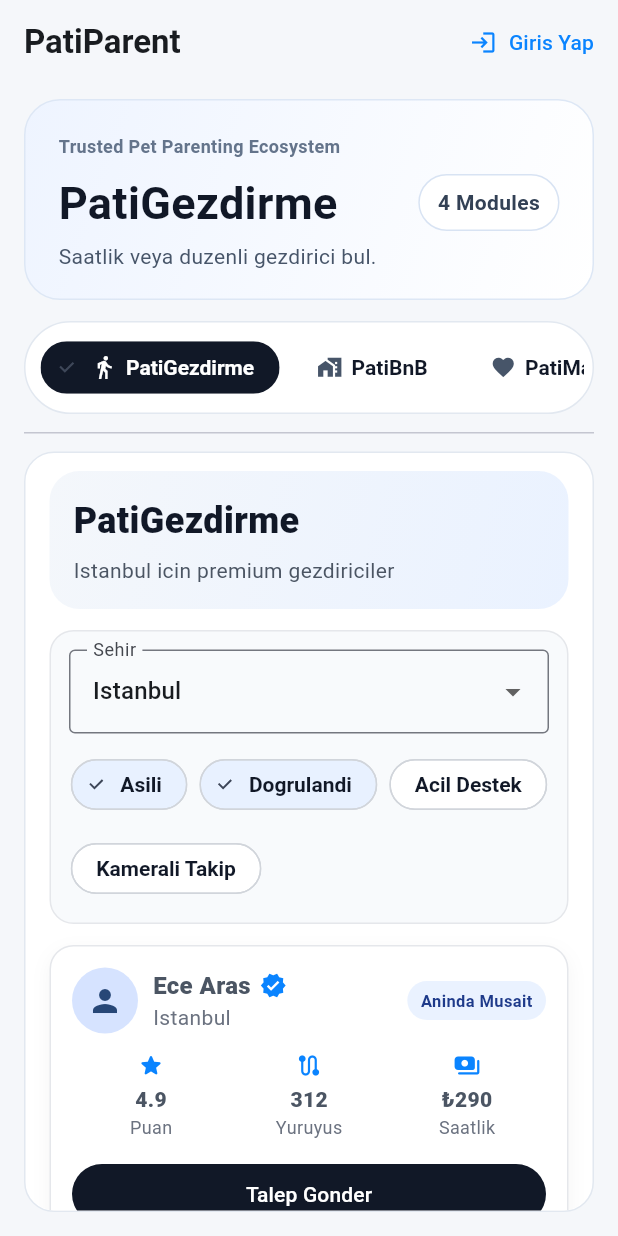
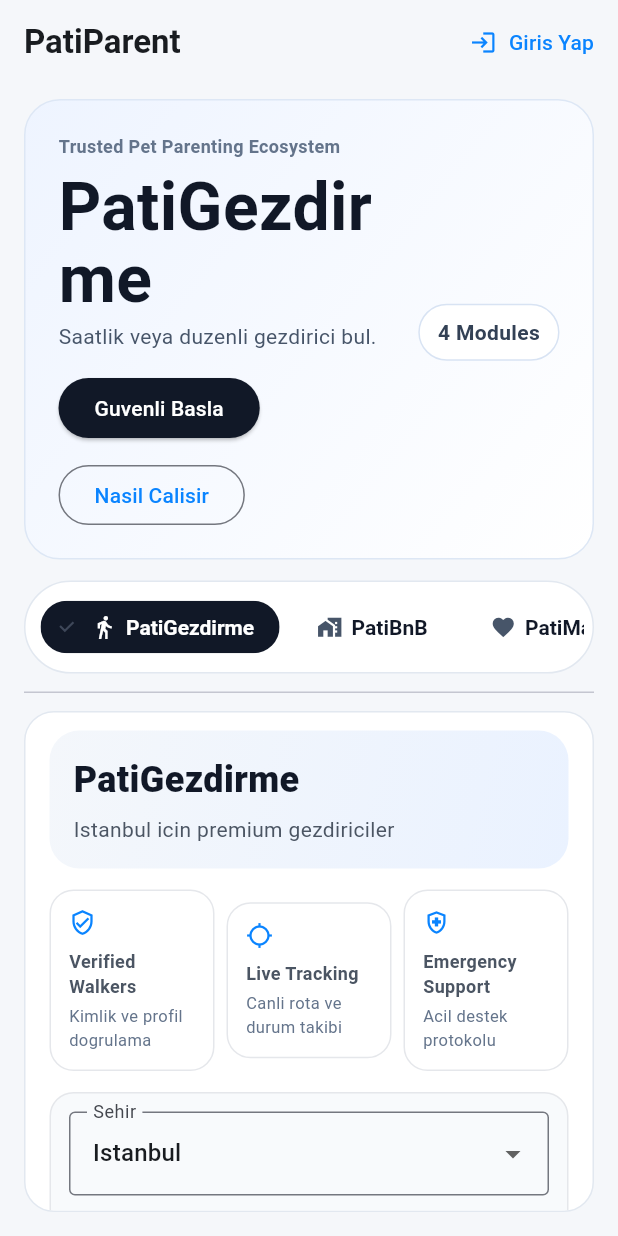
Before and after one commit to berkayemekli/patimatch, a Flutter app: the screen it shows after launch, on a phone screen of 412 x 824 dp. Run offline on Flutter 3.47's test engine with Material 3 defaults, Android fonts, the light colour scheme and no system bars; our stand-ins replace cloud_firestore, file_picker, firebase_auth, firebase_core, firebase_storage, shared_preferences; accounts and stored records are empty.

Commit message:
Add premium hero CTA and trust layer for PatiGezdirme

```diff
--- a/app/lib/main_shell_page.dart
+++ b/app/lib/main_shell_page.dart
@@ -149,10 +149,29 @@ class _MainShellPageState extends State<MainShellPage> {
                             const SizedBox(height: 8),
                             Text(
                               selectedModule.title,
-                              style: const TextStyle(fontSize: 30, fontWeight: FontWeight.w700, color: Color(0xFF111827)),
+                              style: const TextStyle(fontSize: 44, fontWeight: FontWeight.w600, color: Color(0xFF111827), height: 1.08),
                             ),
                             const SizedBox(height: 4),
                             Text(selectedModule.subtitle, style: const TextStyle(color: Color(0xFF475569))),
+                            const SizedBox(height: 14),
+                            Wrap(
+                              spacing: 10,
+                              runSpacing: 10,
+                              children: [
+                                ElevatedButton(
+                                  onPressed: () {},
+                                  style: ElevatedButton.styleFrom(
+                                    backgroundColor: const Color(0xFF111827),
+                                    foregroundColor: Colors.white,
+                                  ),
+                                  child: const Text('Guvenli Basla'),
+                                ),
+                                OutlinedButton(
+                                  onPressed: () {},
+                                  child: const Text('Nasil Calisir'),
+                                ),
+                              ],
+                            ),
                           ],
                         ),
                       ),
--- a/app/lib/pati_gezdirme_page.dart
+++ b/app/lib/pati_gezdirme_page.dart
@@ -17,6 +17,8 @@ class _PatiGezdirmePageState extends State<PatiGezdirmePage> {
       padding: const EdgeInsets.fromLTRB(16, 12, 16, 24),
       children: [
         _Hero(city: _city),
+        const SizedBox(height: 14),
+        const _TrustLayer(),
         const SizedBox(height: 14),
         _FilterBar(
           city: _city,
@@ -155,6 +157,70 @@ class _FilterBar extends StatelessWidget {
   }
 }
 
+class _TrustLayer extends StatelessWidget {
+  const _TrustLayer();
+
+  @override
+  Widget build(BuildContext context) {
+    return Row(
+      children: const [
+        Expanded(
+          child: _TrustCard(
+            icon: Icons.verified_user_outlined,
+            title: 'Verified Walkers',
+            subtitle: 'Kimlik ve profil dogrulama',
+          ),
+        ),
+        SizedBox(width: 8),
+        Expanded(
+          child: _TrustCard(
+            icon: Icons.location_searching_outlined,
+            title: 'Live Tracking',
+            subtitle: 'Canli rota ve durum takibi',
+          ),
+        ),
+        SizedBox(width: 8),
+        Expanded(
+          child: _TrustCard(
+            icon: Icons.health_and_safety_outlined,
+            title: 'Emergency Support',
+            subtitle: 'Acil destek protokolu',
+          ),
+        ),
+      ],
+    );
+  }
+}
+
+class _TrustCard extends StatelessWidget {
+  const _TrustCard({required this.icon, required this.title, required this.subtitle});
+  final IconData icon;
+  final String title;
+  final String subtitle;
+
+  @override
+  Widget build(BuildContext context) {
+    return Container(
+      padding: const EdgeInsets.all(12),
+      decoration: BoxDecoration(
+        color: Colors.white,
+        borderRadius: BorderRadius.circular(16),
+        border: Border.all(color: const Color(0xFFE5E7EB)),
+      ),
+      child: Column(
+        crossAxisAlignment: CrossAxisAlignment.start,
+        children: [
+          Icon(icon, size: 18, color: const Color(0xFF0A84FF)),
+          const SizedBox(height: 8),
+          Text(title, style: const TextStyle(fontWeight: FontWeight.w700, fontSize: 12)),
+          const SizedBox(height: 3),
+          Text(subtitle, style: const TextStyle(fontSize: 11, color: Color(0xFF64748B))),
+        ],
+      ),
+    );
+  }
+}
+
 class _WalkerCard extends StatelessWidget {
   const _WalkerCard({
     required this.name,
```
